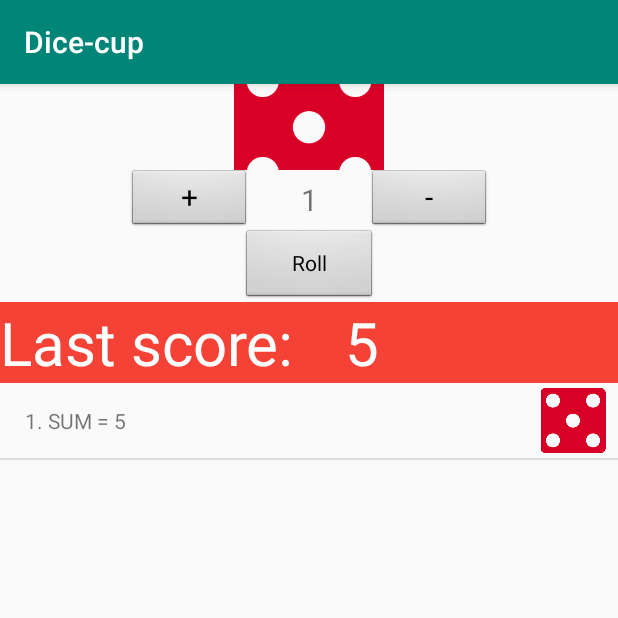
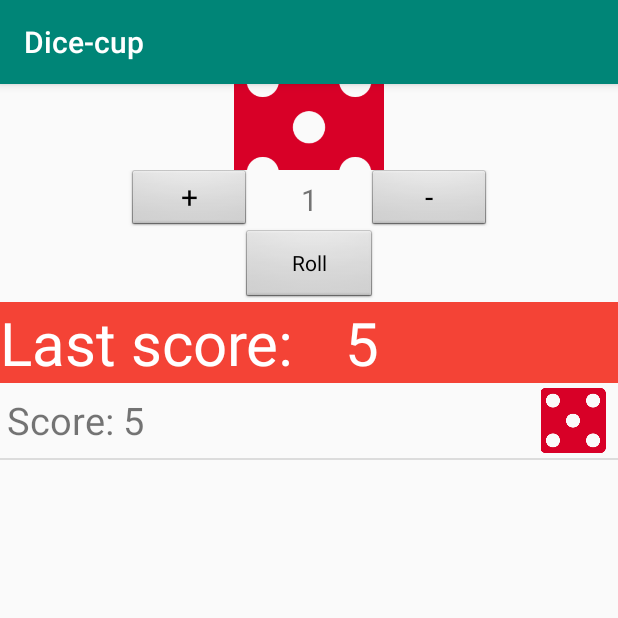
Before and after one commit to SzymonSoczewka/Dicecup, an Android app: the screen it shows after launch (MainActivity), after a tap on "Roll", on a phone screen of 412 x 824 dp, the top half of it. Run offline under Robolectric (Android 15) with nearby library versions, the phone set to English and light mode, and no system bars.

Commit message:
It Works

```diff
--- a/app/src/main/java/com/example/dice_cup/MainActivity.java
+++ b/app/src/main/java/com/example/dice_cup/MainActivity.java
@@ -1,6 +1,5 @@
 package com.example.dice_cup;
 
-import android.app.ListActivity;
 import android.content.Context;
 import android.os.Bundle;
 import android.view.LayoutInflater;
@@ -10,7 +9,6 @@ import android.widget.ArrayAdapter;
 import android.widget.Button;
 import android.widget.ImageView;
 import android.widget.LinearLayout;
-import android.widget.ListAdapter;
 import android.widget.ListView;
 import android.widget.TextView;
 
@@ -18,6 +16,7 @@ import androidx.annotation.NonNull;
 import androidx.annotation.Nullable;
 import androidx.appcompat.app.AppCompatActivity;
 
+import java.text.MessageFormat;
 import java.util.ArrayList;
 import java.util.List;
 import java.util.Random;
@@ -29,17 +28,19 @@ public class MainActivity extends AppCompatActivity {
     private ListView historyListView;
     private Context c;
     LinearLayout.LayoutParams params;
-    private int currentNum = 1;
+    private int currentNum;
     private int sum;
     ImageView dice;
-    private Random r = new Random();
-    private ArrayList<String> historyRecord = new ArrayList<>();
-    private ArrayList<Integer> historyRecord2 = new ArrayList<>();
+    private Random r;
+    private ArrayList<Integer> dices = new ArrayList<>();
+    private ArrayList<Roll> rolls = new ArrayList<>();
 
     @Override
     protected void onCreate(Bundle savedInstanceState) {
         super.onCreate(savedInstanceState);
         setContentView(R.layout.activity_main);
+        currentNum = 1;
+        r = new Random();
         c = getWindow().getContext();
         init();
         setButtons();
@@ -65,7 +66,7 @@ public class MainActivity extends AppCompatActivity {
             public void onClick(View v) {
                 dicesField.removeAllViews();
                 sum = 0;
-                historyRecord2.clear();
+                dices.clear();
                 generateDices(currentNum);
             }
         });
@@ -75,30 +76,31 @@ public class MainActivity extends AppCompatActivity {
             int randomNum = r.nextInt(6) + 1;
             sum += randomNum;
             dice = new ImageView(c);
+            int id;
             switch (randomNum) {
                 case 1:
-                    dice.setImageResource(R.drawable.dice_one);
-                    historyRecord2.add(R.drawable.dice_one);
+                    id = R.drawable.dice_one;
+                    setImage(id);
                     break;
                 case 2:
-                    dice.setImageResource(R.drawable.dice_two);
-                    historyRecord2.add(R.drawable.dice_two);
+                    id = R.drawable.dice_two;
+                    setImage(id);
                     break;
                 case 3:
-                    dice.setImageResource(R.drawable.dice_three);
-                    historyRecord2.add(R.drawable.dice_three);
+                    id = R.drawable.dice_three;
+                    setImage(id);
                     break;
                 case 4:
-                    dice.setImageResource(R.drawable.dice_four);
-                    historyRecord2.add(R.drawable.dice_four);
+                    id = R.drawable.dice_four;
+                    setImage(id);
                     break;
                 case 5:
-                    dice.setImageResource(R.drawable.dice_five);
-                    historyRecord2.add(R.drawable.dice_five);
+                    id = R.drawable.dice_five;
+                    setImage(id);
                     break;
                 case 6:
-                    dice.setImageResource(R.drawable.dice_six);
-                    historyRecord2.add(R.drawable.dice_six);
+                    id = R.drawable.dice_six;
+                    setImage(id);
                     break;
             }
             params = new LinearLayout.LayoutParams(150,150);
@@ -107,13 +109,22 @@ public class MainActivity extends AppCompatActivity {
             dicesField.addView(dice);
         }
         lastScore.setText(String.valueOf(sum));
-        setAdapter(historyRecord);
+        ArrayList<Integer> copyDices = new ArrayList<>(dices.size());
+        copyDices.addAll(dices);
+        rolls.add(new Roll(sum,copyDices));
+        setAdapter(rolls);
     }
 
-    private void setAdapter(ArrayList<String> historyRecord) {
-        historyRecord.add(historyRecord.size()+1 +". SUM = " + sum);
-        RollAdapter arrayAdapter = new RollAdapter(this,historyRecord);
+    private void setImage(int id) {
+        dice.setImageResource(id);
+        dices.add(id);
+    }
+
+    private void setAdapter(ArrayList<Roll> rolls) {
+        RollAdapter arrayAdapter = new RollAdapter(this, rolls);
+        arrayAdapter.notifyDataSetChanged();
         historyListView.setAdapter(arrayAdapter);
+        historyListView.setSelection(arrayAdapter.getCount() -1);
     }
 
     private void init() {
@@ -127,11 +138,11 @@ public class MainActivity extends AppCompatActivity {
         }
 
 
-    class RollAdapter extends ArrayAdapter<String>{
+    class RollAdapter extends ArrayAdapter<Roll>{
 
-        private ArrayList<String> rolls = historyRecord;
+        private ArrayList<Roll> rolls;
 
-        public RollAdapter(@NonNull Context context, @NonNull ArrayList<String> rolls) {
+        RollAdapter(@NonNull Context context, @NonNull ArrayList<Roll> rolls) {
             super(context, 0, rolls);
             this.rolls = rolls;
         }
@@ -142,20 +153,19 @@ public class MainActivity extends AppCompatActivity {
 
             if(view == null)
             {
-                //Obtain inflater
                 LayoutInflater inflater = (LayoutInflater) getContext().getSystemService(Context.LAYOUT_INFLATER_SERVICE);
                 view = inflater.inflate(R.layout.single_record,null);
             }
 
-            String score = historyRecord.get(position);
-
+            Roll roll = rolls.get(position);
             TextView txtScore = view.findViewById(R.id.textView);
-            txtScore.setText(score);
+            txtScore.setText(MessageFormat.format("Score: {0}", roll.getScore()));
 
 
             LinearLayout dicesLayout = view.findViewById(R.id.dicesContainter);
+            List<Integer> dices = roll.getDices();
             dicesLayout.removeAllViews();
-            for (Integer imageID : historyRecord2) {
+            for (Integer imageID : dices) {
                 ImageView dice = new ImageView(c);
                 dice.setImageResource(imageID);
                 LinearLayout.LayoutParams params = new LinearLayout.LayoutParams(80, LinearLayout.LayoutParams.MATCH_PARENT);
--- /dev/null
+++ b/app/src/main/java/com/example/dice_cup/Roll.java
@@ -0,0 +1,29 @@
+package com.example.dice_cup;
+import java.util.ArrayList;
+
+class Roll {
+
+    private int score;
+    private ArrayList<Integer> dices;
+
+    Roll(int score, ArrayList<Integer> dices){
+        setScore(score);
+        setDices(dices);
+    }
+
+    private void setScore(int score) {
+        this.score = score;
+    }
+
+    int getScore() {
+        return score;
+    }
+
+    private void setDices(ArrayList<Integer> dices) {
+        this.dices = dices;
+    }
+
+    ArrayList<Integer> getDices() {
+        return dices;
+    }
+}
--- a/app/src/main/res/layout/single_record.xml
+++ b/app/src/main/res/layout/single_record.xml
@@ -9,7 +9,8 @@
         android:layout_width="200dp"
         android:layout_height="50dp"
         android:layout_weight="1"
-        android:gravity="center" />
+        android:gravity="center"
+        android:textSize="25dp" />
 
     <LinearLayout
         android:id="@+id/dicesContainter"
```
